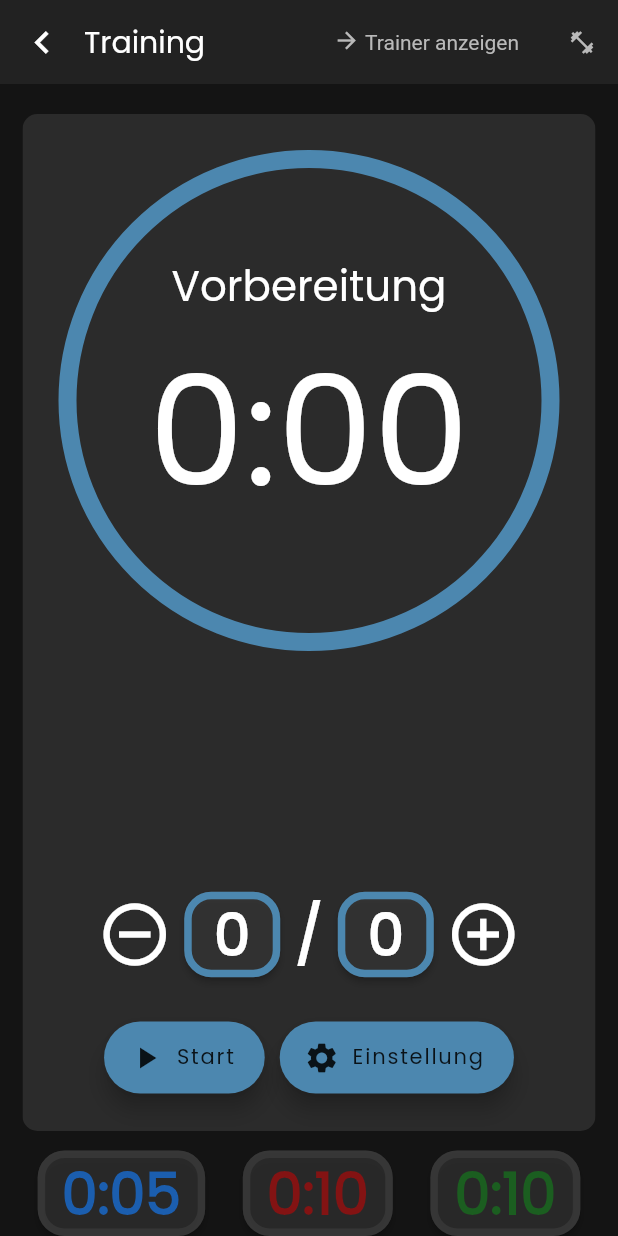
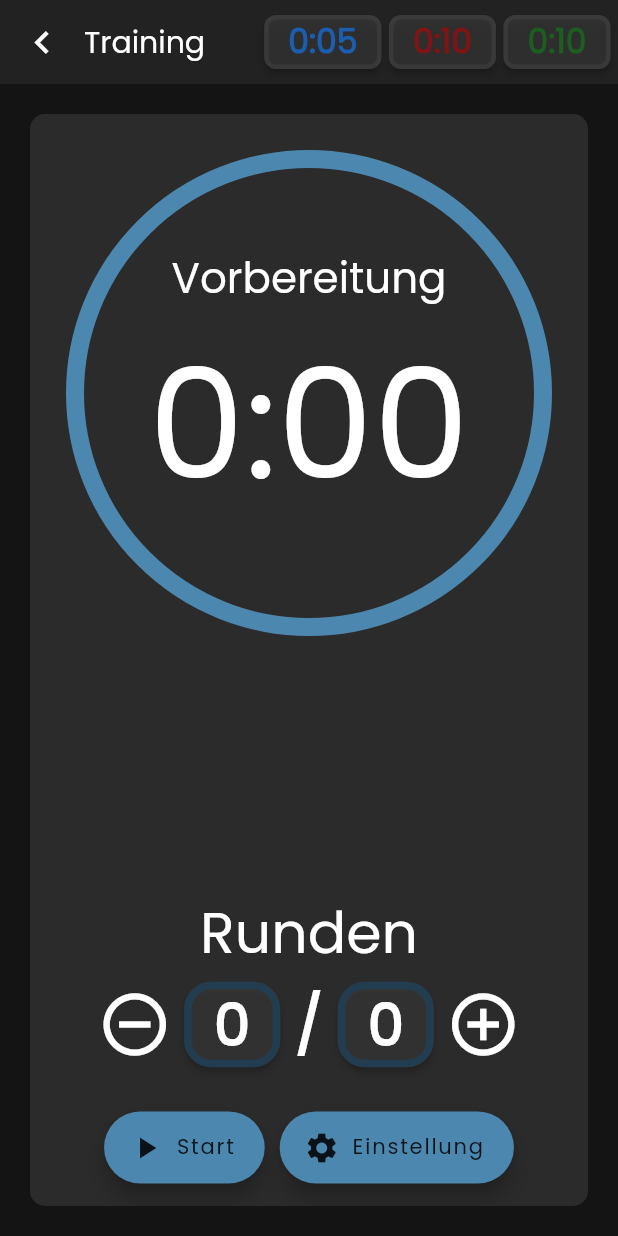
Before and after one commit to internessi/trainertimer, a Flutter app: the TimerSimple screen opened directly, after a tap on the "add circle outline" icon, on a phone screen of 412 x 824 dp. Run offline on Flutter 3.47's test engine with Material 2 defaults, Android fonts, the phone set to English and light mode, and no system bars; our stand-ins replace audioplayers, flutter_bloc, gap; missing offline and left inert: animation_wrappers, circular_countdown, timer_controller.

Commit message:
Update timerSimple.dart

```diff
--- a/lib/Pages/Home/Timers/timerSimple.dart
+++ b/lib/Pages/Home/Timers/timerSimple.dart
@@ -1,5 +1,4 @@
 import '/Locale/locales.dart';
-import 'package:audioplayers/audioplayers.dart';
 import 'package:flutter/material.dart';
 import 'package:flutter/cupertino.dart';
 import '/Theme/colors.dart';
@@ -15,15 +14,12 @@ class TimerSimple extends StatefulWidget {
 class _TimerSimpleState extends State<TimerSimple>
     with TickerProviderStateMixin {
   late AnimationController controller;
-
-  AudioCache audioCache= AudioCache();
-  AudioPlayer audioPlayer = AudioPlayer();
-
   int lastDuration = 0, timerDuration = 3, timerType = 2, timerRounds = 0, timerRound = 0 ;
   Color timerColor = timerColorPrep, timerColorBg = timerColorPrepBg;
 
   List timerTypeColor = [timerColorFight,  timerColorPause, timerColorPrep];
   List timerTypeColorBg = [timerColorFightBg, timerColorPauseBg,  timerColorPrepBg];
+  List timerTypeColorR = [timerColorFightR, timerColorPauseR,  timerColorPrepR];
   List timerTypeText = ['Aktivzeit', 'Erholungszeit',  'Vorbereitung'];
 
   String get timerString {
@@ -91,38 +87,72 @@ class _TimerSimpleState extends State<TimerSimple>
                     style: TextStyle(fontWeight: FontWeight.normal),
                   ),
                   actions: [
-                  GestureDetector(
-                    onTap: () {
-                      Navigator.pop(context);
-                    },
-                    child:
-                    Container(
-                        padding: EdgeInsets.symmetric(horizontal: 18, vertical: 18),
-                        child: RichText(
-                          text: TextSpan(
-                            style: TextStyle(color: greyColor, fontWeight: FontWeight.normal),
+                    Row(
+                      mainAxisAlignment: MainAxisAlignment.spaceEvenly,
                       children: [
-                              WidgetSpan(
-                                child: Icon(Icons.arrow_forward, color: greyColor, size: 18),
+                        ElevatedButton(
+                            child: Text(
+                                "0:05".toUpperCase(),
+                                style: TextStyle(fontSize: 22, fontWeight: FontWeight.bold)
                             ),
-                              TextSpan(
-                                text: ' Trainer anzeigen',
+                            style: ButtonStyle(
+                                foregroundColor: MaterialStateProperty.all<Color>(timerTypeColorBg[2]),
+                                backgroundColor: MaterialStateProperty.all<Color>(Colors.grey[800]!.withOpacity(0.5)),
+                                shape: MaterialStateProperty.all<RoundedRectangleBorder>(
+                                    RoundedRectangleBorder(
+                                        borderRadius: BorderRadius.circular(8.0),
+                                        side: BorderSide(color: Colors.grey[800]!.withOpacity(0.5), width: 3)
+                                    )
+                                )
+                            ),
+                            onPressed: () => null
+                        ),
+                        SizedBox(
+                          width: 5,
+                        ),
+                        ElevatedButton(
+                            child: Text(
+                                "0:10".toUpperCase(),
+                                style: TextStyle(fontSize: 22, fontWeight: FontWeight.bold)
+                            ),
+                            style: ButtonStyle(
+                                foregroundColor: MaterialStateProperty.all<Color>(timerTypeColorBg[0]),
+                                backgroundColor: MaterialStateProperty.all<Color>(Colors.grey[800]!.withOpacity(0.5)),
+                                shape: MaterialStateProperty.all<RoundedRectangleBorder>(
+                                    RoundedRectangleBorder(
+                                        borderRadius: BorderRadius.circular(8.0),
+                                        side: BorderSide(color: Colors.grey[800]!.withOpacity(0.5), width: 3)
+                                    )
+                                )
+                            ),
+                            onPressed: () => null
+                        ),
+                        SizedBox(
+                          width: 5,
+                        ),
+                        ElevatedButton(
+                            child: Text(
+                                "0:10".toUpperCase(),
+                                style: TextStyle(fontSize: 22, fontWeight: FontWeight.bold)
+                            ),
+                            style: ButtonStyle(
+                                foregroundColor: MaterialStateProperty.all<Color>(timerTypeColorBg[1]),
+                                backgroundColor: MaterialStateProperty.all<Color>(Colors.grey[800]!.withOpacity(0.5)),
+                                shape: MaterialStateProperty.all<RoundedRectangleBorder>(
+                                    RoundedRectangleBorder(
+                                        borderRadius: BorderRadius.circular(8.0),
+                                        side: BorderSide(color: Colors.grey[800]!.withOpacity(0.5), width: 3)
+                                    )
+                                )
+                            ),
+                            onPressed: () => null
+                        ),
+                        SizedBox(
+                          width: 5,
                         ),
                       ],
                     ),
-                        )
 
-                    ),
-                  ),
-                  IconButton(
-                      icon: Icon(
-                        Icons.fitness_center,
-                        color: greyColor,
-                        size: 18,
-                      ),
-                      onPressed: () {
-                        Navigator.pop(context);
-                      })
                   ],
                 ),
               ),
@@ -145,12 +175,12 @@ class _TimerSimpleState extends State<TimerSimple>
                 alignment: Alignment.bottomCenter,
                 children: [
                   Container(
-                  padding: EdgeInsets.symmetric(horizontal: 15, vertical: 20),
+                    padding: EdgeInsets.symmetric(horizontal: 20, vertical: 20),
                     child: ClipRRect(
                       child: BackdropFilter(
                         filter: ImageFilter.blur(sigmaX: 4.0, sigmaY: 4.0),
                         child: Container(
-                        margin: EdgeInsets.only(bottom: 50),
+                          margin: EdgeInsets.only(bottom: 0),
                           decoration: BoxDecoration(
                             borderRadius: BorderRadius.circular(10),
                             color: Colors.grey[800]!.withOpacity(0.5),
@@ -225,7 +255,10 @@ class _TimerSimpleState extends State<TimerSimple>
                                               ),
                                             ),
                                           ),
-
+                                          Text(
+                                              'Runden',
+                                              style: TextStyle(fontSize: 38.0)
+                                          ),
                                           Row(
                                             mainAxisAlignment: MainAxisAlignment.center,
                                             children: [
@@ -248,7 +281,7 @@ class _TimerSimpleState extends State<TimerSimple>
                                                       shape: MaterialStateProperty.all<RoundedRectangleBorder>(
                                                           RoundedRectangleBorder(
                                                               borderRadius: BorderRadius.circular(18.0),
-                                                          side: BorderSide(color: timerTypeColor[timerType], width: 5)
+                                                              side: BorderSide(color: timerTypeColorR[timerType], width: 5)
                                                           )
                                                       )
                                                   ),
@@ -269,7 +302,7 @@ class _TimerSimpleState extends State<TimerSimple>
                                                       shape: MaterialStateProperty.all<RoundedRectangleBorder>(
                                                           RoundedRectangleBorder(
                                                               borderRadius: BorderRadius.circular(18.0),
-                                                          side: BorderSide(color: timerTypeColor[timerType], width: 5)
+                                                              side: BorderSide(color: timerTypeColorR[timerType], width: 5)
                                                           )
                                                       )
                                                   ),
@@ -281,9 +314,7 @@ class _TimerSimpleState extends State<TimerSimple>
                                                 iconSize: 50,
                                                 splashRadius: 40,
                                                 disabledColor: Colors.blueAccent,
-                                            onPressed: () {
-                                              playSound('mp3/basrutten/round1.mp3');
-                                            },
+                                                onPressed: () {},
                                               ),
                                             ],
                                           ),
@@ -354,9 +385,6 @@ class _TimerSimpleState extends State<TimerSimple>
                                                     );
                                                   }),
                                             ],),
-                                      SizedBox(
-                                        height: 10,
-                                      ),
                                         ],
                                       ),
                                     ),
@@ -367,62 +395,7 @@ class _TimerSimpleState extends State<TimerSimple>
                       ),
                     ),
                   ),
-                Row(
-                  mainAxisAlignment: MainAxisAlignment.spaceEvenly,
-                  children: [
-                    ElevatedButton(
-                        child: Text(
-                            "0:05".toUpperCase(),
-                            style: TextStyle(fontSize: 38.0, fontWeight: FontWeight.bold)
-                        ),
-                        style: ButtonStyle(
-                            foregroundColor: MaterialStateProperty.all<Color>(timerTypeColorBg[2]),
-                            backgroundColor: MaterialStateProperty.all<Color>(Colors.grey[800]!.withOpacity(0.5)),
-                            shape: MaterialStateProperty.all<RoundedRectangleBorder>(
-                                RoundedRectangleBorder(
-                                    borderRadius: BorderRadius.circular(18.0),
-                                    side: BorderSide(color: Colors.grey[800]!.withOpacity(0.5), width: 5)
-                                )
-                            )
-                        ),
-                        onPressed: () => null
-                    ),
-                    ElevatedButton(
-                        child: Text(
-                            "0:10".toUpperCase(),
-                            style: TextStyle(fontSize: 38.0, fontWeight: FontWeight.bold)
-                        ),
-                        style: ButtonStyle(
-                            foregroundColor: MaterialStateProperty.all<Color>(timerTypeColorBg[0]),
-                            backgroundColor: MaterialStateProperty.all<Color>(Colors.grey[800]!.withOpacity(0.5)),
-                            shape: MaterialStateProperty.all<RoundedRectangleBorder>(
-                                RoundedRectangleBorder(
-                                    borderRadius: BorderRadius.circular(18.0),
-                                    side: BorderSide(color: Colors.grey[800]!.withOpacity(0.5), width: 5)
-                                )
-                            )
-                        ),
-                        onPressed: () => null
-                    ),
-                    ElevatedButton(
-                        child: Text(
-                            "0:10".toUpperCase(),
-                            style: TextStyle(fontSize: 38.0, fontWeight: FontWeight.bold)
-                        ),
-                        style: ButtonStyle(
-                            foregroundColor: MaterialStateProperty.all<Color>(timerTypeColorBg[1]),
-                            backgroundColor: MaterialStateProperty.all<Color>(Colors.grey[800]!.withOpacity(0.5)),
-                            shape: MaterialStateProperty.all<RoundedRectangleBorder>(
-                                RoundedRectangleBorder(
-                                    borderRadius: BorderRadius.circular(18.0),
-                                    side: BorderSide(color: Colors.grey[800]!.withOpacity(0.5), width: 5)
-                                )
-                            )
-                        ),
-                        onPressed: () => null
-                    ),
-                    ],
-                ),
+
                 ],
               ),
             ),
@@ -430,31 +403,6 @@ class _TimerSimpleState extends State<TimerSimple>
         )
     );
   }
-  void initSounds() async {
-    audioPlayer = AudioPlayer();
-    audioCache = AudioCache(fixedPlayer: audioPlayer);
-    // audioCache.loadAll(mp3);
-  }
-
-  void playSound(_mp3) async {
-    var fileName = _mp3;
-    if ( audioPlayer.state.index == 1) {
-      audioPlayer.stop();
-    }
-    audioPlayer = await audioCache.play(fileName);
-  }
-
-  void stopSound(_mp3) {
-    audioPlayer.stop();
-  }
-
-
-
-
-
-
-
-
 }
 
 class CustomTimerPainter extends CustomPainter {
```
Lines whose indentation alone changed are shown as unchanged.
